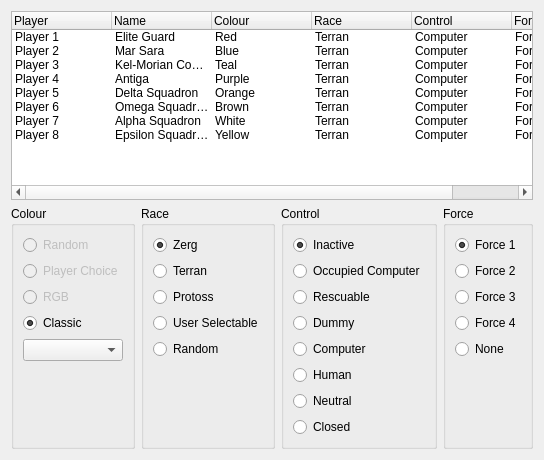
Qt form ChkForge/playerstab.ui (heinermann/ChkForge) before a commit.
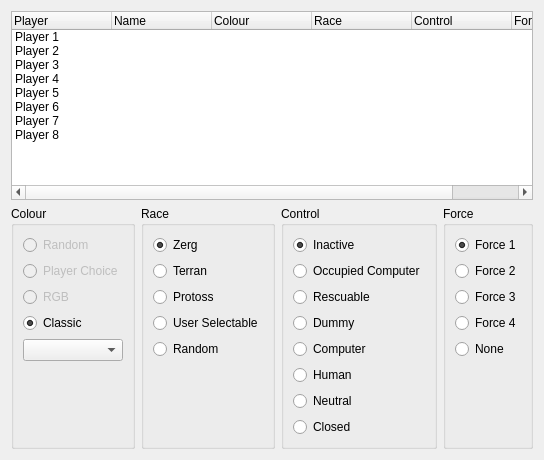
The same form after that commit.

The edit to the form file:
```diff
--- a/ChkForge/playerstab.ui
+++ b/ChkForge/playerstab.ui
@@ -72,162 +72,42 @@
      </column>
      <item>
       <property name="text">
-       <string>Player 1</string>
+       <string extracomment="EditLocal:8:126">Player 1</string>
       </property>
-      <property name="text">
-       <string>Elite Guard</string>
-      </property>
-      <property name="text">
-       <string>Red</string>
-      </property>
-      <property name="text">
-       <string>Terran</string>
-      </property>
-      <property name="text">
-       <string>Computer</string>
-      </property>
-      <property name="text">
-       <string>Force 1</string>
-      </property>
      </item>
      <item>
       <property name="text">
-       <string>Player 2</string>
+       <string extracomment="EditLocal:8:127">Player 2</string>
       </property>
-      <property name="text">
-       <string>Mar Sara</string>
-      </property>
-      <property name="text">
-       <string>Blue</string>
-      </property>
-      <property name="text">
-       <string>Terran</string>
-      </property>
-      <property name="text">
-       <string>Computer</string>
-      </property>
-      <property name="text">
-       <string>Force 1</string>
-      </property>
      </item>
      <item>
       <property name="text">
-       <string>Player 3</string>
+       <string extracomment="EditLocal:9:128">Player 3</string>
       </property>
-      <property name="text">
-       <string>Kel-Morian Combine</string>
-      </property>
-      <property name="text">
-       <string>Teal</string>
-      </property>
-      <property name="text">
-       <string>Terran</string>
-      </property>
-      <property name="text">
-       <string>Computer</string>
-      </property>
-      <property name="text">
-       <string>Force 1</string>
-      </property>
      </item>
      <item>
       <property name="text">
-       <string>Player 4</string>
+       <string extracomment="EditLocal:9:129">Player 4</string>
       </property>
-      <property name="text">
-       <string>Antiga</string>
-      </property>
-      <property name="text">
-       <string>Purple</string>
-      </property>
-      <property name="text">
-       <string>Terran</string>
-      </property>
-      <property name="text">
-       <string>Computer</string>
-      </property>
-      <property name="text">
-       <string>Force 1</string>
-      </property>
      </item>
      <item>
       <property name="text">
-       <string>Player 5</string>
+       <string extracomment="EditLocal:9:130">Player 5</string>
       </property>
-      <property name="text">
-       <string>Delta Squadron</string>
-      </property>
-      <property name="text">
-       <string>Orange</string>
-      </property>
-      <property name="text">
-       <string>Terran</string>
-      </property>
-      <property name="text">
-       <string>Computer</string>
-      </property>
-      <property name="text">
-       <string>Force 1</string>
-      </property>
      </item>
      <item>
       <property name="text">
-       <string>Player 6</string>
+       <string extracomment="EditLocal:9:131">Player 6</string>
       </property>
-      <property name="text">
-       <string>Omega Squadron</string>
-      </property>
-      <property name="text">
-       <string>Brown</string>
-      </property>
-      <property name="text">
-       <string>Terran</string>
-      </property>
-      <property name="text">
-       <string>Computer</string>
-      </property>
-      <property name="text">
-       <string>Force 1</string>
-      </property>
      </item>
      <item>
       <property name="text">
-       <string>Player 7</string>
+       <string extracomment="EditLocal:9:132">Player 7</string>
       </property>
-      <property name="text">
-       <string>Alpha Squadron</string>
-      </property>
-      <property name="text">
-       <string>White</string>
-      </property>
-      <property name="text">
-       <string>Terran</string>
-      </property>
-      <property name="text">
-       <string>Computer</string>
-      </property>
-      <property name="text">
-       <string>Force 1</string>
-      </property>
      </item>
      <item>
       <property name="text">
-       <string>Player 8</string>
-      </property>
-      <property name="text">
-       <string>Epsilon Squadron</string>
-      </property>
-      <property name="text">
-       <string>Yellow</string>
-      </property>
-      <property name="text">
-       <string>Terran</string>
-      </property>
-      <property name="text">
-       <string>Computer</string>
-      </property>
-      <property name="text">
-       <string>Force 1</string>
+       <string extracomment="EditLocal:9:133">Player 8</string>
       </property>
      </item>
     </widget>
```
Left out of the diff: 50 changed lines with no effect on the pictures.
